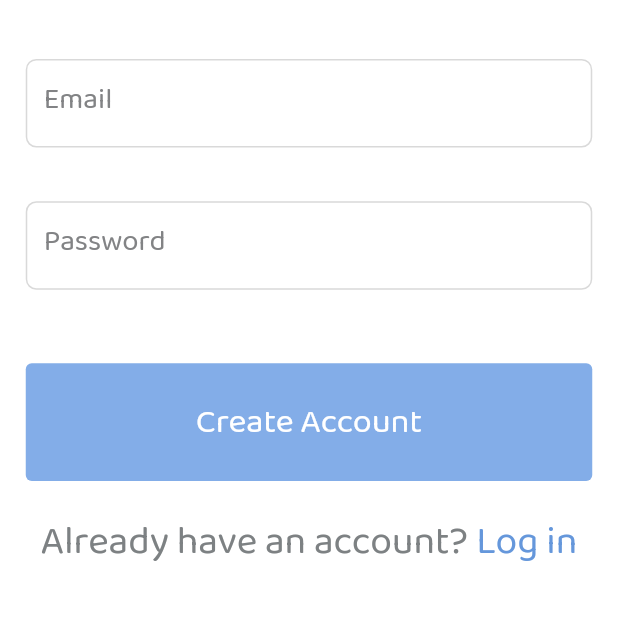
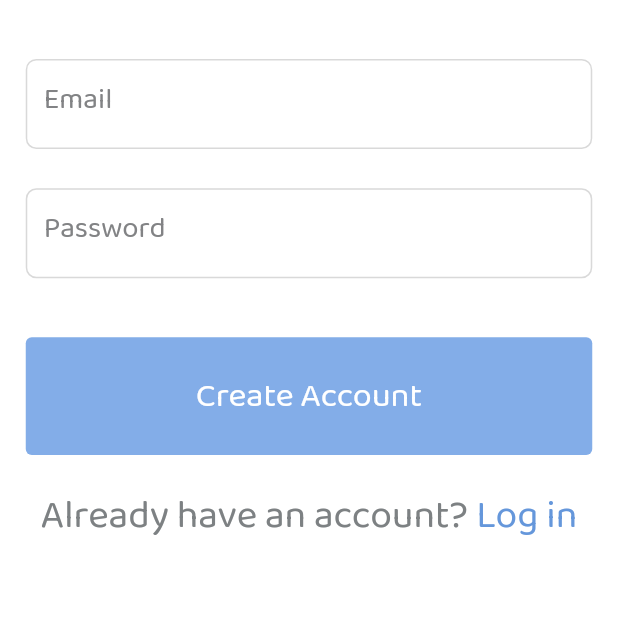
Before and after one commit to ampsarfraz/caregigsworkabroad, a Flutter app: the SignUpScreen screen opened by its route, on a phone screen of 412 x 824 dp, the part 373-993 px from its top. Run offline on Flutter 3.47's test engine with Material 2 defaults, Android fonts, the phone set to English and light mode, and no system bars; our stand-ins replace dio, dropdown_button2, firebase_core, firebase_messaging, flutter_screenutil, flutter_secure_storage and 4 more; accounts and stored records are empty.

Commit message:
ui changes

```diff
--- a/lib/utils/reusable_widgets.dart
+++ b/lib/utils/reusable_widgets.dart
@@ -113,13 +113,18 @@ Widget textField(
         Widget? prefixWidget,
         FocusNode? fieldFocusNode,
         void Function()? onFieldTap,
+        int? fieldMaxLines = 1,
+        bool isFieldReadOnly = false,
         Color backgroundColor = Colors.white}) =>
     Container(
-      height: giveHeight!.sp,
+      height: giveHeight,
       decoration: BoxDecoration(
           color: backgroundColor, borderRadius: BorderRadius.circular(12)),
       width: giveWidth,
       child: TextFormField(
+        readOnly: isFieldReadOnly,
+        textInputAction: TextInputAction.newline,
+        maxLines: fieldMaxLines,
         onTap: onFieldTap,
         focusNode: fieldFocusNode,
         autofocus: false,
@@ -132,10 +137,9 @@ Widget textField(
               ? FloatingLabelBehavior.never
               : FloatingLabelBehavior.auto,
           alignLabelWithHint: alignLabelasHint,
-          label: text(
-              giveText: giveHint,
-              textColor: labelColor,
-              fontsize: lableTextSize.sp),
+          hintStyle:
+              textStyle(textColor: labelColor, fontsize: lableTextSize.sp),
+          hintText: giveHint,
           enabledBorder: OutlineInputBorder(
             borderRadius: const BorderRadius.all(
               Radius.circular(7),
```
